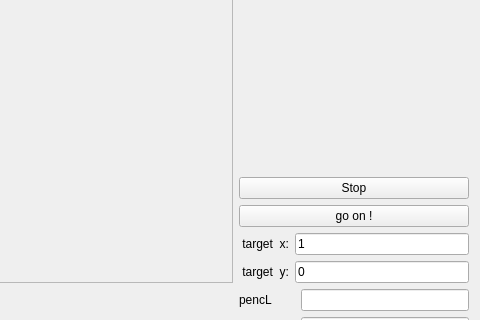
Qt form mainwindow.ui (swrko/RMR) before a commit; both pictures show x 378 to 858 and y 320 to 640 of the 858 by 888 pixel window.
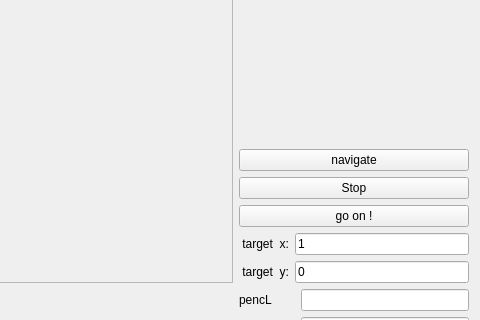
The same form after that commit.

Patch:
```diff
--- a/mainwindow.ui
+++ b/mainwindow.ui
@@ -195,6 +195,13 @@
         </property>
        </spacer>
       </item>
+      <item>
+       <widget class="QPushButton" name="pushButton_12">
+        <property name="text">
+         <string>navigate</string>
+        </property>
+       </widget>
+      </item>
       <item>
        <widget class="QPushButton" name="pushButton_11">
         <property name="text">
```
